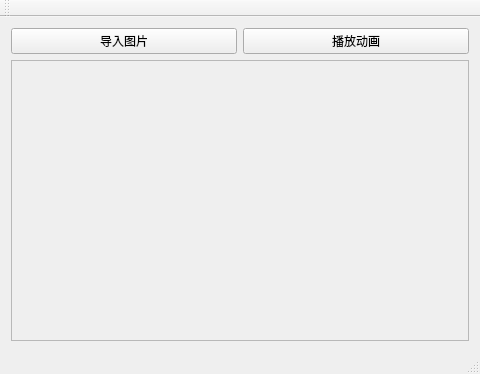
Old version of the form live2d_x_editor/EditorWindow.ui in the repository aboduo/live2d-x.
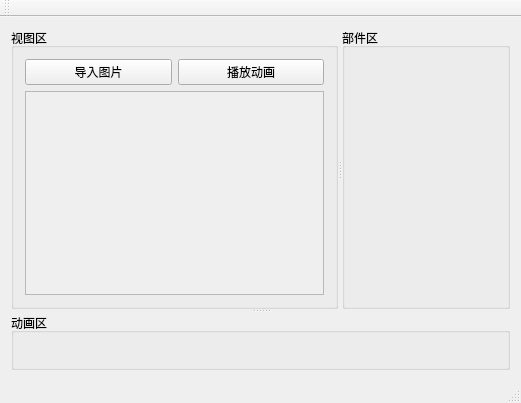
New version of the form. Custom widgets are drawn as their Qt base class.

```diff
--- a/live2d_x_editor/EditorWindow.ui
+++ b/live2d_x_editor/EditorWindow.ui
@@ -6,24 +6,45 @@
    <rect>
     <x>0</x>
     <y>0</y>
-    <width>480</width>
-    <height>374</height>
+    <width>521</width>
+    <height>403</height>
    </rect>
   </property>
   <property name="windowTitle">
    <string>EditorWindow</string>
   </property>
   <widget class="QWidget" name="centralWidget">
+   <layout class="QGridLayout" name="gridLayout_3">
+    <item row="0" column="0">
+     <widget class="QSplitter" name="splitter_2">
+      <property name="orientation">
+       <enum>Qt::Vertical</enum>
+      </property>
+      <widget class="QSplitter" name="splitter">
+       <property name="orientation">
+        <enum>Qt::Horizontal</enum>
+       </property>
+       <widget class="QGroupBox" name="view_area">
+        <property name="title">
+         <string>视图区</string>
+        </property>
    <layout class="QGridLayout" name="gridLayout">
-    <item row="1" column="1">
+         <item row="0" column="0">
      <widget class="QPushButton" name="pushButton">
       <property name="text">
        <string>导入图片</string>
       </property>
      </widget>
     </item>
-    <item row="2" column="1" colspan="2">
-     <widget class="QScrollArea" name="scrollArea">
+         <item row="0" column="1">
+          <widget class="QPushButton" name="pushButton_2">
+           <property name="text">
+            <string>播放动画</string>
+           </property>
+          </widget>
+         </item>
+         <item row="1" column="0" colspan="2">
+          <widget class="QScrollArea" name="view_area_scroll">
       <property name="verticalScrollBarPolicy">
        <enum>Qt::ScrollBarAsNeeded</enum>
       </property>
@@ -38,11 +59,23 @@
         <rect>
          <x>0</x>
          <y>0</y>
-         <width>454</width>
-         <height>258</height>
+              <width>299</width>
+              <height>181</height>
         </rect>
        </property>
        <layout class="QGridLayout" name="gridLayout_2">
+             <property name="leftMargin">
+              <number>0</number>
+             </property>
+             <property name="topMargin">
+              <number>0</number>
+             </property>
+             <property name="rightMargin">
+              <number>0</number>
+             </property>
+             <property name="bottomMargin">
+              <number>0</number>
+             </property>
         <item row="0" column="0">
          <widget class="OpenGLView" name="widget" native="true">
           <property name="sizePolicy">
@@ -57,11 +90,19 @@
       </widget>
      </widget>
     </item>
-    <item row="1" column="2">
-     <widget class="QPushButton" name="pushButton_2">
-      <property name="text">
-       <string>播放动画</string>
-      </property>
+        </layout>
+       </widget>
+       <widget class="QGroupBox" name="unit_area">
+        <property name="title">
+         <string>部件区</string>
+        </property>
+       </widget>
+      </widget>
+      <widget class="QGroupBox" name="animation_area">
+       <property name="title">
+        <string>动画区</string>
+       </property>
+      </widget>
      </widget>
     </item>
    </layout>
```
Left out of the diff: 4 changed lines with no effect on the pictures. Lines whose indentation alone changed are shown as unchanged.
